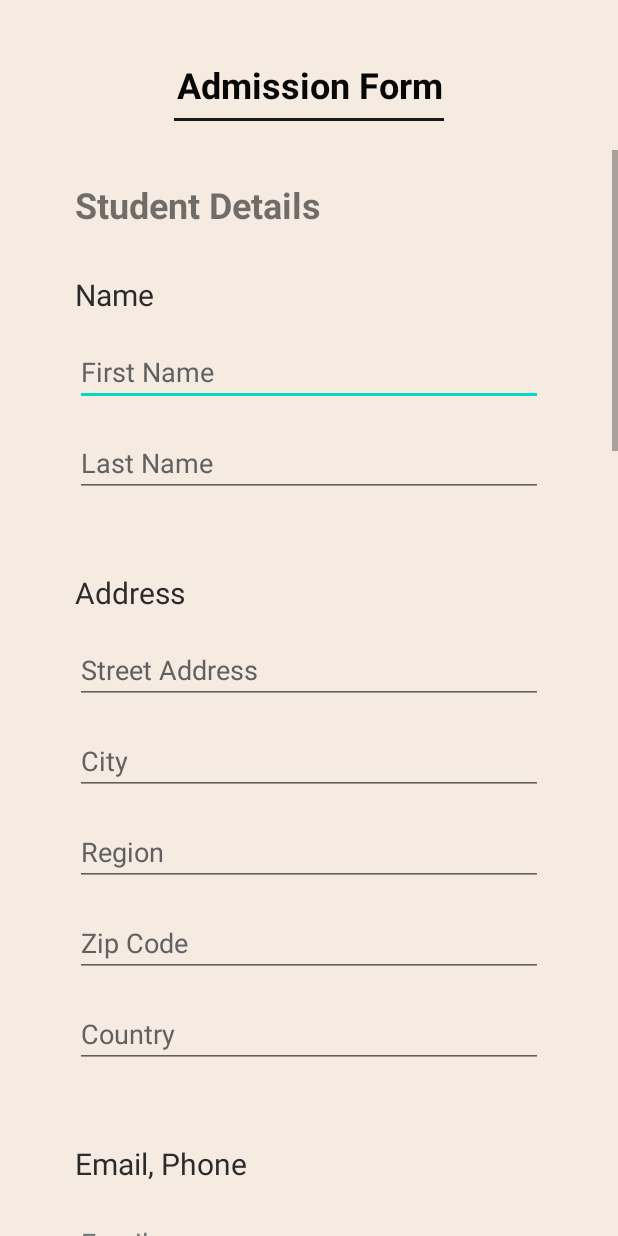
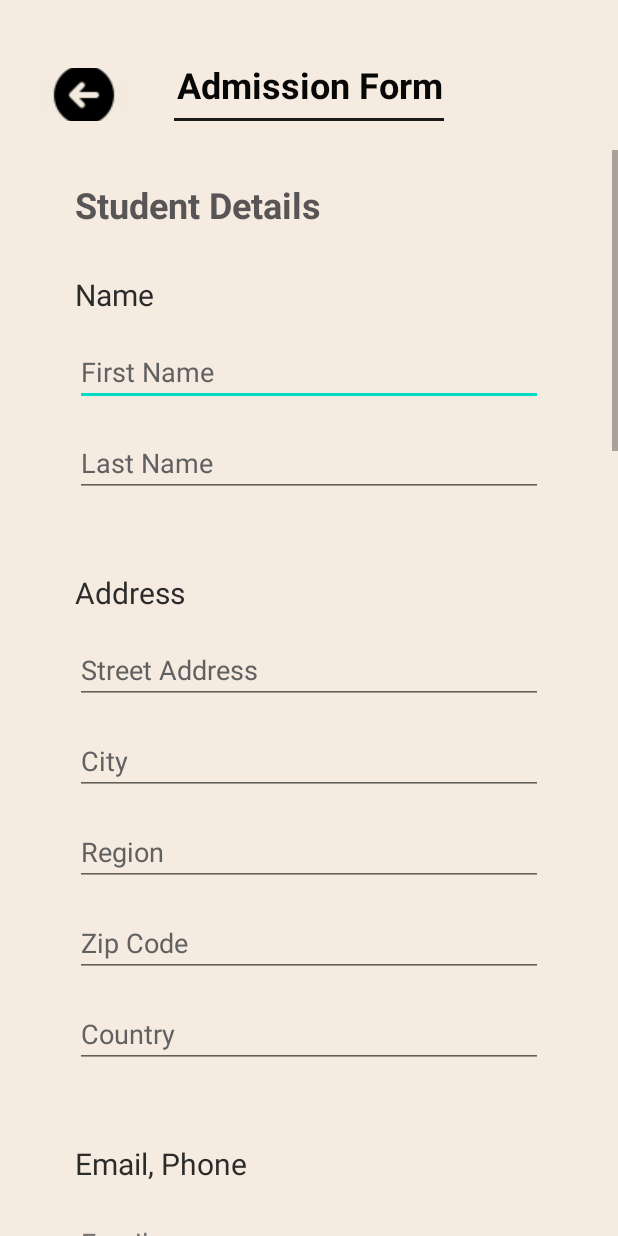
Before and after one commit to Rahul-Sharma-Github/Admission_App, an Android app: the FormActivity screen opened directly, with no data from a screen before it, on a phone screen of 412 x 824 dp. Run offline under Robolectric (Android 15) with nearby library versions, the phone set to English and light mode, and no system bars.

Commit message:
added a back/cancel button at top left side of FormActivity Screen to go back to MainActivity Screen(HomePage).

```diff
--- a/app/src/main/res/layout/activity_form.xml
+++ b/app/src/main/res/layout/activity_form.xml
@@ -58,6 +58,7 @@
                 android:layout_marginEnd="50dp"
                 android:text="Student Details"
                 android:textAlignment="textStart"
+                android:textColor="#575555"
                 android:textSize="24sp"
                 android:textStyle="bold" />
 
@@ -372,6 +373,7 @@
                 android:layout_marginEnd="50dp"
                 android:text="Academic Details"
                 android:textAlignment="textStart"
+                android:textColor="#575555"
                 android:textSize="24sp"
                 android:textStyle="bold" />
 
@@ -410,6 +412,7 @@
                 android:layout_marginEnd="50dp"
                 android:text="Course Applied To"
                 android:textAlignment="textStart"
+                android:textColor="#575555"
                 android:textSize="24sp"
                 android:textStyle="bold" />
 
@@ -465,6 +468,7 @@
                 android:layout_marginTop="100dp"
                 android:layout_marginEnd="50dp"
                 android:text="I Have Read the instructions to fill the Form."
+                android:textColor="#2E2D2D"
                 android:textSize="16sp" />
 
             <Button
@@ -487,4 +491,14 @@
 
         </LinearLayout>
     </ScrollView>
+
+    <ImageButton
+        android:id="@+id/formBackButton"
+        android:layout_width="wrap_content"
+        android:layout_height="35dp"
+        android:layout_marginStart="20dp"
+        android:layout_marginTop="45dp"
+        android:backgroundTint="#F4EADF"
+        app:srcCompat="@drawable/formback" />
+
 </RelativeLayout>
--- a/app/src/main/res/layout/activity_main.xml
+++ b/app/src/main/res/layout/activity_main.xml
@@ -42,6 +42,7 @@
         android:shadowColor="#E29E9E"
         android:text="Admission Details"
         android:textAlignment="center"
+        android:textColor="#605E5E"
         android:textSize="34sp"
         android:textStyle="bold"
         app:layout_constraintEnd_toEndOf="parent"
--- a/app/src/main/res/values-night/themes.xml
+++ /dev/null
@@ -1,21 +0,0 @@
-<resources xmlns:tools="http://schemas.android.com/tools">
-    <!-- Base application theme. -->
-    <style name="Theme.Imageslider" parent="Theme.MaterialComponents.DayNight.DarkActionBar">
-        <!-- Primary brand color. -->
-        <item name="colorPrimary">@color/purple_200</item>
-        <item name="colorPrimaryVariant">@color/purple_700</item>
-        <item name="colorOnPrimary">@color/black</item>
-        <!-- Secondary brand color. -->
-        <item name="colorSecondary">@color/teal_200</item>
-        <item name="colorSecondaryVariant">@color/teal_200</item>
-        <item name="colorOnSecondary">@color/black</item>
-        <!-- Status bar color. -->
-        <item name="android:statusBarColor" tools:targetApi="l">?attr/colorPrimaryVariant</item>
-        <!-- Customize your theme here. -->
-    </style>
-
-    <style name="ThemeOverlay.Imageslider.FullscreenContainer" parent="">
-        <item name="fullscreenBackgroundColor">@color/light_blue_900</item>
-        <item name="fullscreenTextColor">@color/light_blue_A400</item>
-    </style>
-</resources>
```
Also changed, not shown: app/src/main/res/drawable/formback.png (added).
